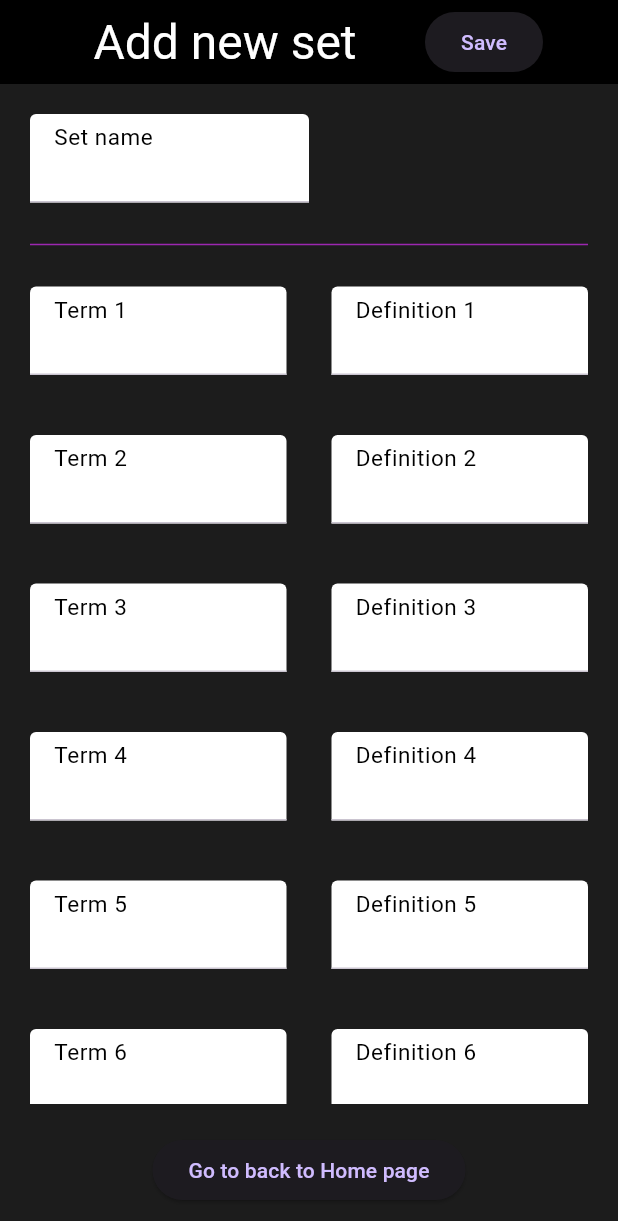
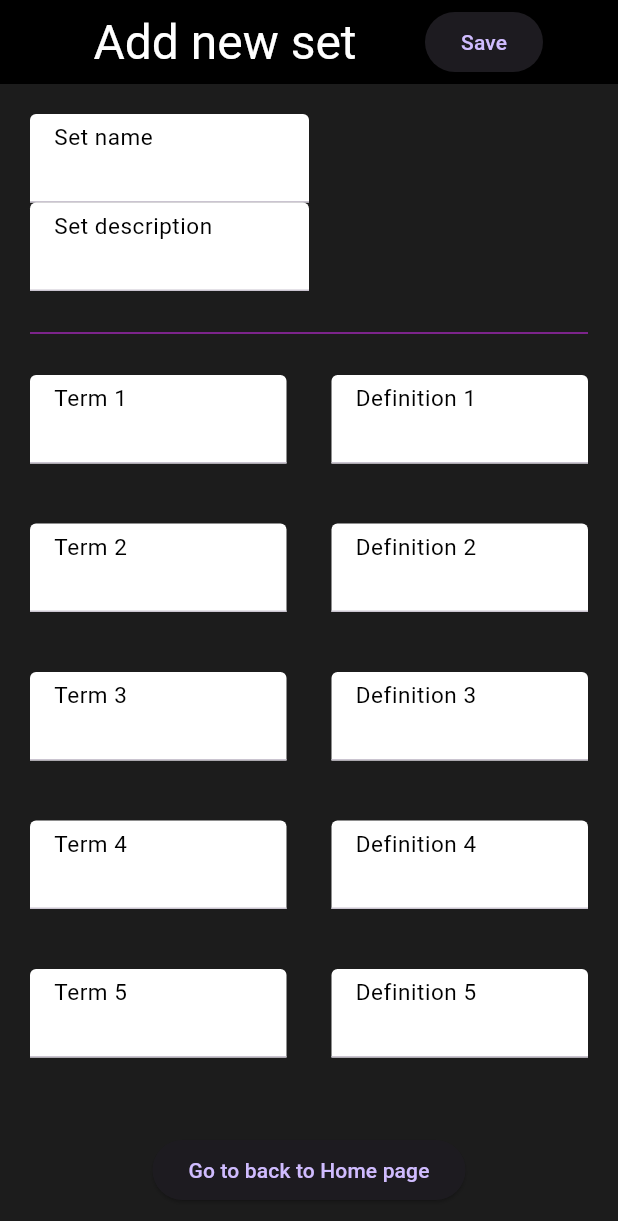
Before and after one commit to b0mbix/pis24z-flashcards-app, a Flutter app: the AddSet screen opened directly, on a phone screen of 412 x 824 dp. Shown: the top 1221 px of the screen. Run offline on Flutter 3.47's test engine with Material 3 defaults, Android fonts, the phone set to English and light mode, and no system bars; our stand-ins replace dio, get_it; network calls fail.

Commit message:
Added description form field

```diff
--- a/src/gui/flutter/lib/presentation/add_set.dart
+++ b/src/gui/flutter/lib/presentation/add_set.dart
@@ -71,7 +71,6 @@
               formKey.currentState!.save();
               setData["cards"] =
                   cardsData.entries.map((entry) => entry.value).toList();
-              setData["description"] = "";
               setData["user_id"] = 1;
 
               sendDataToDjango(setData);
@@ -107,6 +106,18 @@
                       name: "Set name",
                       customOnSaved: (newValue) {
                         setData["name"] = newValue;
+                      },
+                    )),
+                    Expanded(child: Container())
+                  ],
+                ),
+                Row(
+                  children: [
+                    Expanded(
+                        child: MyFormField(
+                      name: "Set description",
+                      customOnSaved: (newValue) {
+                        setData["descritpion"] = newValue;
                       },
                     )),
                     Expanded(child: Container())
```
